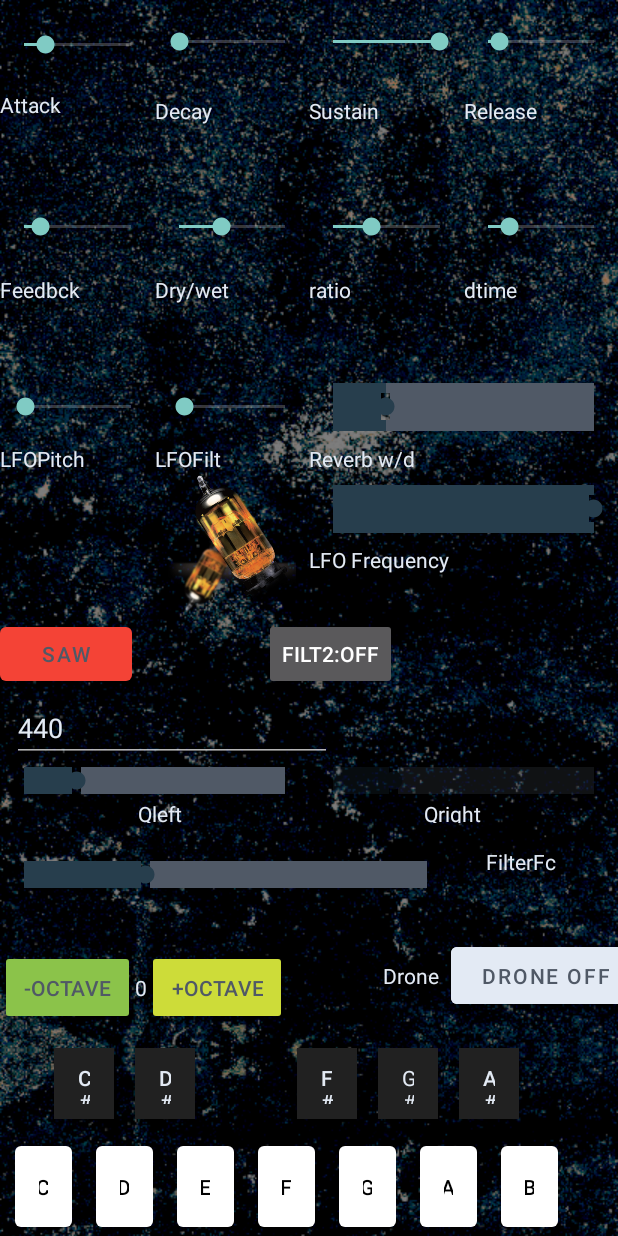
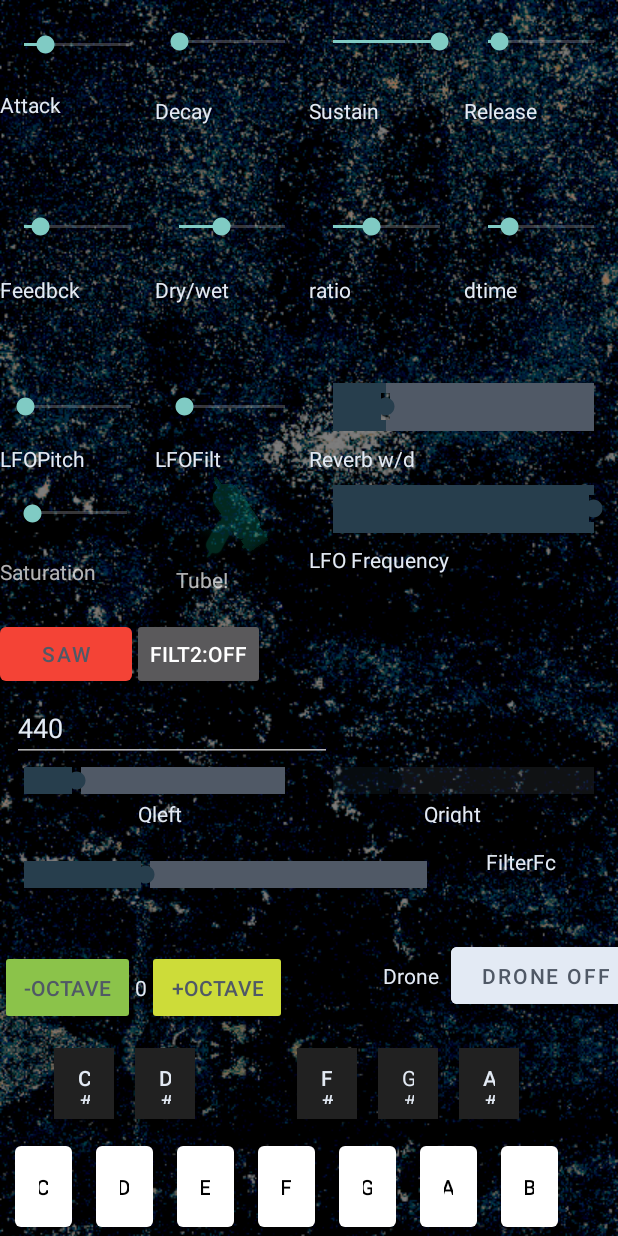
Before and after one commit to sufystudios/dronesynthkotlin, an Android app: the screen it shows after launch (MainActivity), on a phone screen of 412 x 824 dp. Run offline under Robolectric (Android 15) with nearby library versions, the phone set to English and light mode, and no system bars; libraries missing offline, so code that uses them is left out: com.anjlab.android, com.suddenh4x.ratingdialog, it.beppi.knoblibrary; 29 statements that could not run were skipped.

Commit message:
added purchase of saturation and slider

```diff
--- a/app/build.gradle
+++ b/app/build.gradle
@@ -7,8 +7,8 @@ android {
         applicationId "xyz.sufystudios.synthguide"
         minSdkVersion 16
         targetSdkVersion 32
-        versionCode  230002
-        versionName "1.23.02"
+        versionCode  230003
+        versionName "1.23.03"
         resConfigs 'en', 'US'
         externalNativeBuild {
             cmake {
--- a/app/src/main/res/layout/activity_main.xml
+++ b/app/src/main/res/layout/activity_main.xml
@@ -564,6 +564,7 @@
         app:layout_constraintEnd_toEndOf="parent"
         app:layout_constraintStart_toEndOf="@id/Q"
         app:layout_constraintTop_toBottomOf="@+id/hertz" />
+
     <com.google.android.material.textview.MaterialTextView
         android:id="@+id/qtxt"
         android:layout_width="wrap_content"
@@ -648,8 +649,8 @@
 
     <ImageView
         android:id="@+id/tube"
-        android:layout_width="0dp"
-        android:layout_height="0dp"
+        android:layout_width="99dp"
+        android:layout_height="58dp"
 
 
         android:src="@drawable/tube"
@@ -658,7 +659,8 @@
         app:layout_constraintEnd_toStartOf="@+id/reverb"
         app:layout_constraintHorizontal_bias="1.0"
         app:layout_constraintStart_toStartOf="@+id/lfofilttxt"
-        app:layout_constraintTop_toBottomOf="@+id/lfofilttxt" />
+        app:layout_constraintTop_toBottomOf="@+id/lfofilttxt"
+        app:layout_constraintVertical_bias="0.044" />
 
     <androidx.constraintlayout.widget.Guideline
         android:id="@+id/guideline"
@@ -752,17 +754,6 @@
         app:layout_constraintTop_toBottomOf="@+id/selectWave" />
 
     <com.google.android.material.button.MaterialButton
-        android:id="@+id/looper"
-        android:layout_width="wrap_content"
-        android:layout_height="0dp"
-        android:text="Looper"
-        android:textSize="8sp"
-        android:visibility="invisible"
-        app:layout_constraintBottom_toTopOf="@+id/hertz"
-        app:layout_constraintStart_toEndOf="@+id/selectWave"
-        app:layout_constraintTop_toBottomOf="@+id/tube" />
-
-    <com.google.android.material.button.MaterialButton
         android:id="@+id/aibutton"
         android:layout_width="wrap_content"
         android:layout_height="wrap_content"
@@ -797,8 +788,41 @@
         android:layout_width="wrap_content"
         android:layout_height="wrap_content"
         android:text="filt2|OFF"
-        app:layout_constraintStart_toEndOf="@+id/looper"
+        app:layout_constraintStart_toEndOf="@+id/selectWave"
         app:layout_constraintTop_toBottomOf="@+id/lforatetxt" />
+
+    <SeekBar
+        android:id="@+id/saturation"
+        android:layout_width="95dp"
+        android:layout_height="16dp"
+        android:max="100"
+        android:progress="0"
+        android:visibility="visible"
+        app:layout_constraintBottom_toTopOf="@+id/selectWave"
+        app:layout_constraintEnd_toStartOf="@+id/tube"
+        app:layout_constraintHorizontal_bias="0.458"
+        app:layout_constraintStart_toStartOf="@+id/view"
+        app:layout_constraintTop_toBottomOf="@+id/lfopitchtxt"
+        app:layout_constraintVertical_bias="0.236" />
+
+    <TextView
+        android:id="@+id/textView"
+        android:layout_width="wrap_content"
+        android:layout_height="wrap_content"
+        android:text="Saturation"
+        app:layout_constraintBottom_toTopOf="@+id/selectWave"
+        app:layout_constraintTop_toBottomOf="@+id/saturation"
+        tools:layout_editor_absoluteX="16dp" />
+
+    <TextView
+        android:id="@+id/textView2"
+        android:layout_width="wrap_content"
+        android:layout_height="wrap_content"
+        android:layout_marginTop="2dp"
+        android:text="Tube!"
+        app:layout_constraintEnd_toStartOf="@+id/lforatetxt"
+        app:layout_constraintStart_toEndOf="@+id/textView"
+        app:layout_constraintTop_toBottomOf="@+id/tube" />
 
 
 </androidx.constraintlayout.widget.ConstraintLayout>
```
Also changed, not shown: app/src/main/java/xyz/sufystudios/synthguide/MainActivity.kt (+64 -11 lines), 4 other files.
